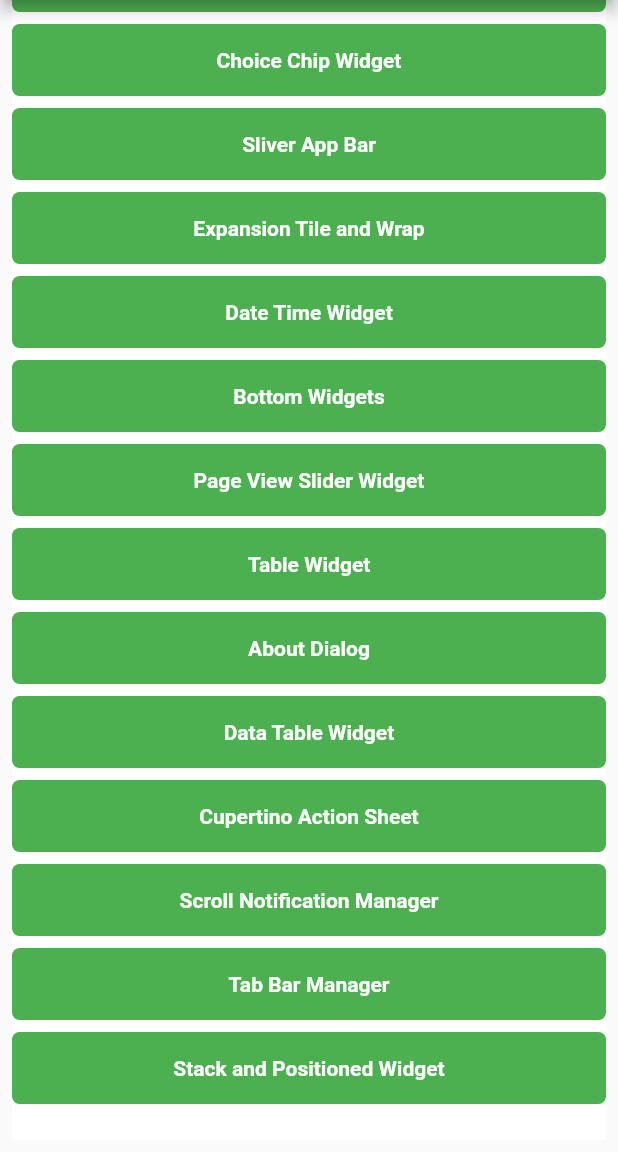
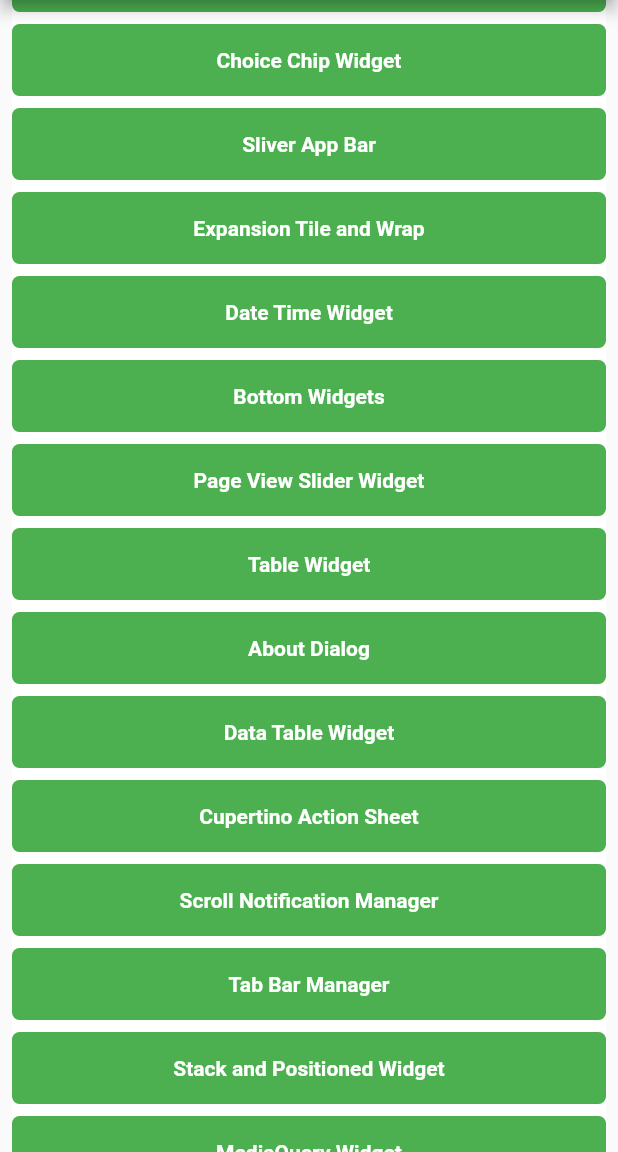
Before and after one commit to shakiz/flutter_top_widgets, a Flutter app: the screen it shows after launch, scrolled down 128 dp, on a phone screen of 412 x 824 dp, the part 84-1236 px from its top. Run offline on Flutter 3.47's test engine with Material 2 defaults, Android fonts, the light colour scheme and no system bars.

Commit message:
home updated

```diff
--- a/lib/home_page.dart
+++ b/lib/home_page.dart
@@ -4,6 +4,7 @@
 import 'package:flutter_top_widgets/date_time_widget/date_time_widget.dart';
 import 'package:flutter_top_widgets/drawer_widget/drawer_widget.dart';
 import 'package:flutter_top_widgets/expansion_tile_and_wrap/expansion_tile_and_wrap.dart';
+import 'package:flutter_top_widgets/mediaquery_extension_widget/media_query_extension_widget.dart';
 import 'package:flutter_top_widgets/navigation_widgets/bottom_navigation_widget.dart';
 import 'package:flutter_top_widgets/page_view_widget/page_view_widget.dart';
 import 'package:flutter_top_widgets/scroll_listener_widget/scroll_listener_widget.dart';
@@ -485,6 +486,33 @@
                   ),
                 ),
               ),
+              const SizedBox(height: 8),
+              TextButton(
+                style: ButtonStyle(
+                  backgroundColor: MaterialStateProperty.all(Colors.green),
+                  shape: MaterialStateProperty.all(RoundedRectangleBorder(
+                    borderRadius: BorderRadius.circular(5.0),
+                  )),
+                ),
+                onPressed: () async {
+                  Navigator.push(
+                      context,
+                      MaterialPageRoute(
+                          builder: (context) => const MediaQueryExtensionWidget()));
+                },
+                //LOGIN //Drawer Main
+                child: const Padding(
+                  padding: EdgeInsets.all(8),
+                  child: Center(
+                    child: Text(
+                      "MediaQuery Widget",
+                      textAlign: TextAlign.center,
+                      style: TextStyle(
+                          color: Colors.white, fontWeight: FontWeight.bold),
+                    ),
+                  ),
+                ),
+              ),
               const SizedBox(
                 height: 24,
               ),
```
